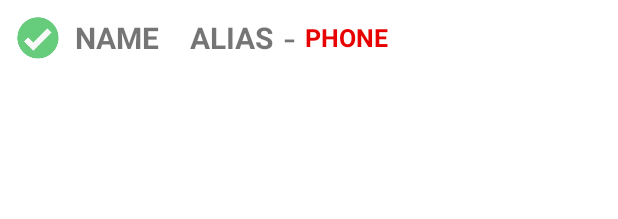
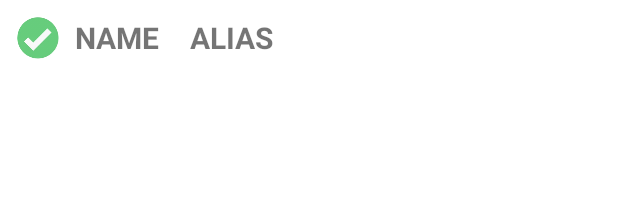
Before and after one commit to PresidentDungeon/Android-FriendApplication, an Android app: the layout cell_extended.xml on its own in the app's theme, with its tools: preview values and no code run, on a phone screen of 412 x 824 dp. Shown: the top 219 px of the screen. Run offline under Robolectric (Android 15) with nearby library versions, the phone set to English and light mode, and no system bars.

Commit message:
Small UI change

```diff
--- a/ListViewRecylerView/app/src/main/java/com/easv/aepm/listviewrecylerview/RecyclerAdapter/RecyclerAdapter.kt
+++ b/ListViewRecylerView/app/src/main/java/com/easv/aepm/listviewrecylerview/RecyclerAdapter/RecyclerAdapter.kt
@@ -66,13 +66,11 @@ class RecyclerHolder(view: View) : RecyclerView.ViewHolder(view) {
     val view: View = view
     val nameText: TextView = view.findViewById(R.id.name)
     val aliasText: TextView = view.findViewById(R.id.alias)
-    val phoneText: TextView = view.findViewById(R.id.phone)
     val imageView: ImageView = view.findViewById(R.id.imgFavoriteExt)
 
     fun bind(friend: BEFriend){
         this.nameText.text = friend.name
         this.aliasText.text = "(${friend.alias})"
-        this.phoneText.text = friend.number
         this.friend = friend;
         this.imageView.setImageResource(if (friend.isFavorite) R.drawable.ok else R.drawable.notok)
     }
--- a/ListViewRecylerView/app/src/main/res/layout/cell_extended.xml
+++ b/ListViewRecylerView/app/src/main/res/layout/cell_extended.xml
@@ -34,22 +34,4 @@
         android:layout_marginLeft="30px"
         />
 
-    <TextView
-        android:layout_width="wrap_content"
-        android:layout_height="wrap_content"
-        android:textSize="40px"
-        android:layout_gravity="center"
-        android:text=" - "/>
-
-    <TextView
-        android:id="@+id/phone"
-        android:layout_width="wrap_content"
-        android:layout_height="wrap_content"
-        android:text="PHONE"
-        android:textStyle="bold"
-        android:textColor="@color/phoneColor"
-        android:textSize="25px"
-        android:layout_gravity="center"
-        />
-
 </LinearLayout>
```
